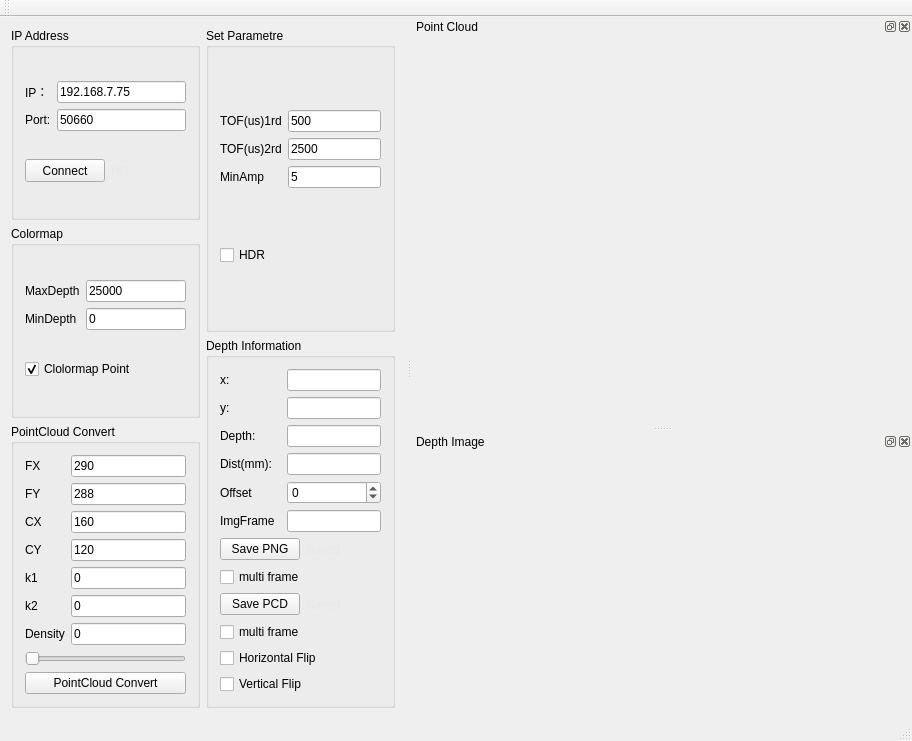
Above: SmartEye/SmartEye/smarteye.ui from SHU3DVision/SmartEye before the change. Below: the same form after it.
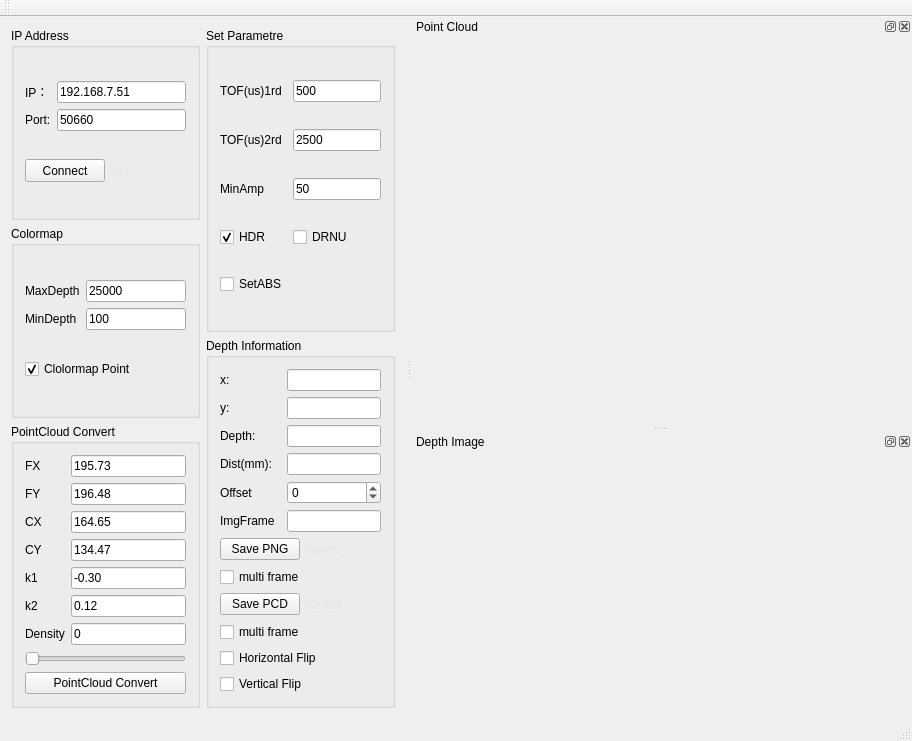
That is the form after the change. Icons and pictures are not drawn. Custom widgets are drawn as their Qt base class.

Commit message: 1.新增开启DRNU校正复选框 2.新增开启环境光校正复选框 3.新增在软件启动后，第一次连接时发送当前参数的指令。解决因为没有触发，而导致参数不是最新的问题。

Diff of the .ui file:
```diff
--- a/SmartEye/SmartEye/smarteye.ui
+++ b/SmartEye/SmartEye/smarteye.ui
@@ -6,7 +6,7 @@
    <rect>
     <x>0</x>
     <y>0</y>
-    <width>888</width>
+    <width>910</width>
     <height>741</height>
    </rect>
   </property>
@@ -53,7 +53,7 @@
            <item row="1" column="1">
             <widget class="QLineEdit" name="mindepthlineEdit">
              <property name="text">
-              <string>0</string>
+              <string>100</string>
              </property>
             </widget>
            </item>
@@ -88,21 +88,21 @@
              <item row="3" column="1">
               <widget class="QLineEdit" name="CYlineEdit">
                <property name="text">
-                <string>120</string>
+                <string>134.47</string>
                </property>
               </widget>
              </item>
              <item row="5" column="1">
               <widget class="QLineEdit" name="k2lineEdit">
                <property name="text">
-                <string>0</string>
+                <string>0.12</string>
                </property>
               </widget>
              </item>
              <item row="0" column="1">
               <widget class="QLineEdit" name="FXlineEdit">
                <property name="text">
-                <string>290</string>
+                <string>195.73</string>
                </property>
               </widget>
              </item>
@@ -123,7 +123,7 @@
              <item row="4" column="1">
               <widget class="QLineEdit" name="k1lineEdit">
                <property name="text">
-                <string>0</string>
+                <string>-0.30</string>
                </property>
               </widget>
              </item>
@@ -137,7 +137,7 @@
              <item row="2" column="1">
               <widget class="QLineEdit" name="CXlineEdit">
                <property name="text">
-                <string>160</string>
+                <string>164.65</string>
                </property>
               </widget>
              </item>
@@ -179,7 +179,7 @@
              <item row="1" column="1">
               <widget class="QLineEdit" name="FYlineEdit">
                <property name="text">
-                <string>288</string>
+                <string>196.48</string>
                </property>
               </widget>
              </item>
@@ -228,7 +228,7 @@
            <item row="0" column="1">
             <widget class="QLineEdit" name="IplineEdit">
              <property name="text">
-              <string>192.168.7.75</string>
+              <string>192.168.7.51</string>
              </property>
             </widget>
            </item>
@@ -469,8 +469,6 @@
         <property name="title">
          <string>Set Parametre</string>
         </property>
-        <layout class="QGridLayout" name="gridLayout_9">
-         <item row="0" column="0">
           <layout class="QGridLayout" name="gridLayout_6">
            <item row="0" column="0">
             <widget class="QLabel" name="label_9">
@@ -510,13 +508,11 @@
            <item row="2" column="1">
             <widget class="QLineEdit" name="setAmplineEdit">
              <property name="text">
-              <string>5</string>
+            <string>50</string>
              </property>
             </widget>
            </item>
-          </layout>
-         </item>
-         <item row="1" column="0">
+         <item row="3" column="0">
           <widget class="QCheckBox" name="checkBoxHDR">
            <property name="autoFillBackground">
             <bool>false</bool>
@@ -525,7 +521,24 @@
             <string>HDR</string>
            </property>
            <property name="checked">
-            <bool>false</bool>
+            <bool>true</bool>
+           </property>
+          </widget>
+         </item>
+         <item row="3" column="1">
+          <widget class="QCheckBox" name="checkBoxDRNU">
+           <property name="text">
+            <string>DRNU</string>
+           </property>
+          </widget>
+         </item>
+         <item row="4" column="0">
+          <widget class="QCheckBox" name="checkBoxSetABS">
+           <property name="toolTip">
+            <string>&lt;html&gt;&lt;head/&gt;&lt;body&gt;&lt;p&gt;环境光校准&lt;/p&gt;&lt;/body&gt;&lt;/html&gt;</string>
+           </property>
+           <property name="text">
+            <string>SetABS</string>
            </property>
           </widget>
          </item>
```
Left out of the diff: 68 changed lines with no effect on the pictures. Lines whose indentation alone changed are shown as unchanged. The commit also changes 5 other files.
